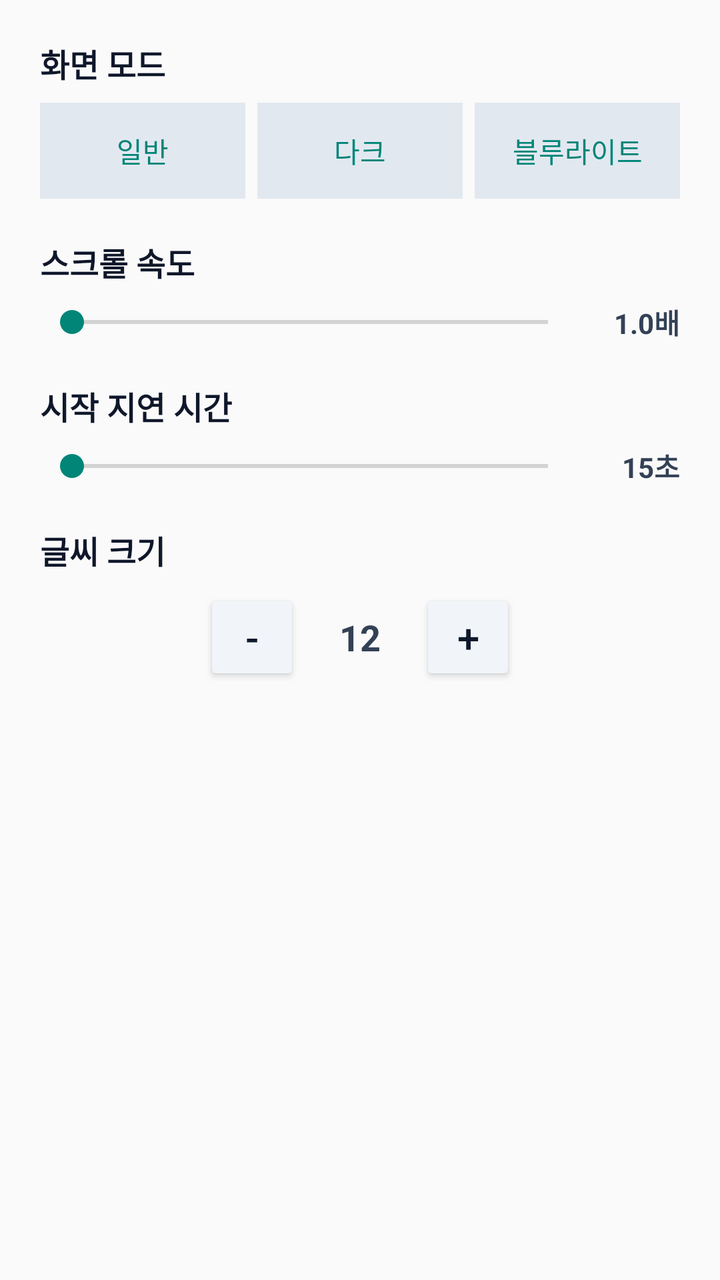
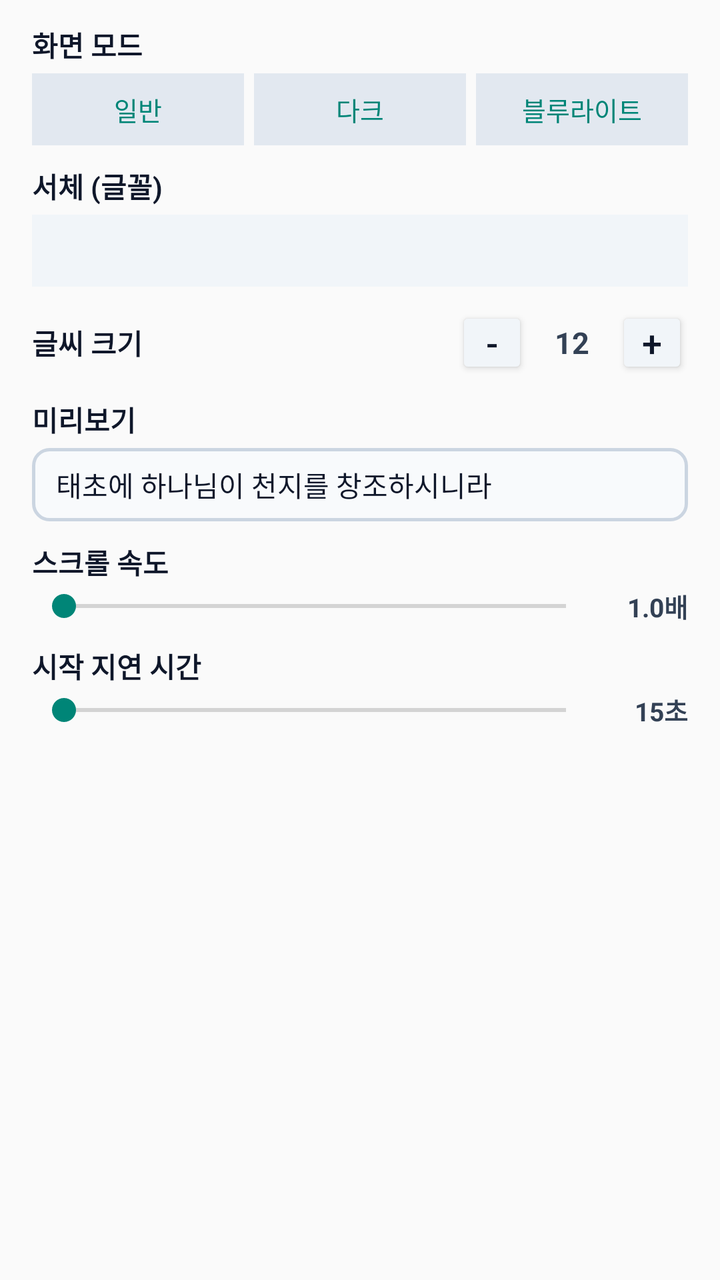

Screens rendered from an Android XML layout before and after an edit, with the pre-edit source and the edit as a unified diff.
<!-- AndroidManifest.xml: application theme android:Theme.Material.Light.NoActionBar -->
<!-- res/layout/dialog_display_settings.xml -->
<?xml version="1.0" encoding="utf-8"?>
<LinearLayout xmlns:android="http://schemas.android.com/apk/res/android"
    android:layout_width="match_parent"
    android:layout_height="wrap_content"
    android:orientation="vertical"
    android:padding="20dp">

    
    <TextView
        android:layout_width="wrap_content"
        android:layout_height="wrap_content"
        android:text="화면 모드"
        android:textStyle="bold"
        android:textColor="#0F172A"
        android:textSize="16sp" />

    <LinearLayout
        android:layout_width="match_parent"
        android:layout_height="wrap_content"
        android:orientation="horizontal"
        android:layout_marginTop="8dp">

        <Button
            android:id="@+id/themeNormalBtn"
            android:layout_width="0dp"
            android:layout_height="wrap_content"
            android:layout_weight="1"
            android:layout_marginEnd="4dp"
            style="?android:attr/buttonBarButtonStyle"
            android:background="#E2E8F0"
            android:text="일반" />

        <Button
            android:id="@+id/themeDarkBtn"
            android:layout_width="0dp"
            android:layout_height="wrap_content"
            android:layout_weight="1"
            android:layout_marginHorizontal="2dp"
            style="?android:attr/buttonBarButtonStyle"
            android:background="#E2E8F0"
            android:text="다크" />

        <Button
            android:id="@+id/themeBlueBtn"
            android:layout_width="0dp"
            android:layout_height="wrap_content"
            android:layout_weight="1"
            android:layout_marginStart="4dp"
            style="?android:attr/buttonBarButtonStyle"
            android:background="#E2E8F0"
            android:text="블루라이트" />
    </LinearLayout>

    
    <TextView
        android:layout_width="wrap_content"
        android:layout_height="wrap_content"
        android:layout_marginTop="20dp"
        android:text="스크롤 속도"
        android:textStyle="bold"
        android:textColor="#0F172A"
        android:textSize="16sp" />

    <LinearLayout
        android:layout_width="match_parent"
        android:layout_height="wrap_content"
        android:orientation="horizontal"
        android:gravity="center_vertical"
        android:layout_marginTop="8dp">

        <SeekBar
            android:id="@+id/displaySpeedSeekBar"
            android:layout_width="0dp"
            android:layout_height="wrap_content"
            android:layout_weight="1" />
        <TextView
            android:id="@+id/displaySpeedValue"
            android:layout_width="50dp"
            android:layout_height="wrap_content"
            android:gravity="end"
            android:text="1.0배"
            android:textColor="#334155"
            android:textStyle="bold" />
    </LinearLayout>

    
    <TextView
        android:layout_width="wrap_content"
        android:layout_height="wrap_content"
        android:layout_marginTop="20dp"
        android:text="시작 지연 시간"
        android:textStyle="bold"
        android:textColor="#0F172A"
        android:textSize="16sp" />

    <LinearLayout
        android:layout_width="match_parent"
        android:layout_height="wrap_content"
        android:orientation="horizontal"
        android:gravity="center_vertical"
        android:layout_marginTop="8dp">
        <SeekBar
            android:id="@+id/delaySeekBar"
            android:layout_width="0dp"
            android:layout_height="wrap_content"
            android:layout_weight="1"
            android:max="4" />
        <TextView
            android:id="@+id/delayValue"
            android:layout_width="50dp"
            android:layout_height="wrap_content"
            android:gravity="end"
            android:text="15초"
            android:textColor="#334155"
            android:textStyle="bold" />
    </LinearLayout>

    
    <TextView
        android:layout_width="wrap_content"
        android:layout_height="wrap_content"
        android:layout_marginTop="20dp"
        android:text="글씨 크기"
        android:textStyle="bold"
        android:textColor="#0F172A"
        android:textSize="16sp" />

    <LinearLayout
        android:layout_width="match_parent"
        android:layout_height="wrap_content"
        android:orientation="horizontal"
        android:gravity="center"
        android:layout_marginTop="8dp">

        <Button
            android:id="@+id/fontMinusBtn"
            android:layout_width="48dp"
            android:layout_height="48dp"
            android:backgroundTint="#F1F5F9"
            android:textColor="#0F172A"
            android:text="-"
            android:textSize="20sp" />

        <TextView
            android:id="@+id/fontValueText"
            android:layout_width="60dp"
            android:layout_height="wrap_content"
            android:gravity="center"
            android:text="12"
            android:textColor="#334155"
            android:textSize="18sp"
            android:textStyle="bold" />

        <Button
            android:id="@+id/fontPlusBtn"
            android:layout_width="48dp"
            android:layout_height="48dp"
            android:backgroundTint="#F1F5F9"
            android:textColor="#0F172A"
            android:text="+"
            android:textSize="20sp" />
    </LinearLayout>
</LinearLayout>
<!-- resources referenced by this layout -->
<resources>

</resources>

<!-- the commit's change to res/layout/dialog_display_settings.xml (unified diff, before → after) -->
@@ -1,163 +1,229 @@
 <?xml version="1.0" encoding="utf-8"?>
-<LinearLayout xmlns:android="http://schemas.android.com/apk/res/android"
+<ScrollView xmlns:android="http://schemas.android.com/apk/res/android"
     android:layout_width="match_parent"
-    android:layout_height="wrap_content"
-    android:orientation="vertical"
-    android:padding="20dp">
-
-    
-    <TextView
-        android:layout_width="wrap_content"
-        android:layout_height="wrap_content"
-        android:text="화면 모드"
-        android:textStyle="bold"
-        android:textColor="#0F172A"
-        android:textSize="16sp" />
+    android:layout_height="wrap_content">
 
     <LinearLayout
         android:layout_width="match_parent"
         android:layout_height="wrap_content"
-        android:orientation="horizontal"
-        android:layout_marginTop="8dp">
-
-        <Button
-            android:id="@+id/themeNormalBtn"
-            android:layout_width="0dp"
-            android:layout_height="wrap_content"
-            android:layout_weight="1"
-            android:layout_marginEnd="4dp"
-            style="?android:attr/buttonBarButtonStyle"
-            android:background="#E2E8F0"
-            android:text="일반" />
-
-        <Button
-            android:id="@+id/themeDarkBtn"
-            android:layout_width="0dp"
-            android:layout_height="wrap_content"
-            android:layout_weight="1"
-            android:layout_marginHorizontal="2dp"
-            style="?android:attr/buttonBarButtonStyle"
-            android:background="#E2E8F0"
-            android:text="다크" />
-
-        <Button
-            android:id="@+id/themeBlueBtn"
-            android:layout_width="0dp"
-            android:layout_height="wrap_content"
-            android:layout_weight="1"
-            android:layout_marginStart="4dp"
-            style="?android:attr/buttonBarButtonStyle"
-            android:background="#E2E8F0"
-            android:text="블루라이트" />
+        android:orientation="vertical"
+        android:paddingHorizontal="16dp"
+        android:paddingVertical="12dp">
+
+        
+        <TextView
+            android:layout_width="wrap_content"
+            android:layout_height="wrap_content"
+            android:text="화면 모드"
+            android:textStyle="bold"
+            android:textColor="#0F172A"
+            android:textSize="14sp" />
+
+        <LinearLayout
+            android:layout_width="match_parent"
+            android:layout_height="wrap_content"
+            android:orientation="horizontal"
+            android:layout_marginTop="4dp">
+
+            <Button
+                android:id="@+id/themeNormalBtn"
+                android:layout_width="0dp"
+                android:layout_height="36dp"
+                android:layout_weight="1"
+                android:layout_marginEnd="3dp"
+                style="?android:attr/buttonBarButtonStyle"
+                android:background="#E2E8F0"
+                android:padding="0dp"
+                android:text="일반"
+                android:textSize="13sp" />
+
+            <Button
+                android:id="@+id/themeDarkBtn"
+                android:layout_width="0dp"
+                android:layout_height="36dp"
+                android:layout_weight="1"
+                android:layout_marginHorizontal="2dp"
+                style="?android:attr/buttonBarButtonStyle"
+                android:background="#E2E8F0"
+                android:padding="0dp"
+                android:text="다크"
+                android:textSize="13sp" />
+
+            <Button
+                android:id="@+id/themeBlueBtn"
+                android:layout_width="0dp"
+                android:layout_height="36dp"
+                android:layout_weight="1"
+                android:layout_marginStart="3dp"
+                style="?android:attr/buttonBarButtonStyle"
+                android:background="#E2E8F0"
+                android:padding="0dp"
+                android:text="블루라이트"
+                android:textSize="13sp" />
+        </LinearLayout>
+
+        
+        <TextView
+            android:layout_width="wrap_content"
+            android:layout_height="wrap_content"
+            android:layout_marginTop="10dp"
+            android:text="서체 (글꼴)"
+            android:textStyle="bold"
+            android:textColor="#0F172A"
+            android:textSize="14sp" />
+
+        <Spinner
+            android:id="@+id/fontFamilySpinner"
+            android:layout_width="match_parent"
+            android:layout_height="wrap_content"
+            android:layout_marginTop="4dp"
+            android:background="#F1F5F9"
+            android:minHeight="36dp"
+            android:paddingHorizontal="6dp"
+            android:paddingVertical="4dp" />
+
+        
+        <LinearLayout
+            android:layout_width="match_parent"
+            android:layout_height="wrap_content"
+            android:orientation="horizontal"
+            android:gravity="center_vertical"
+            android:layout_marginTop="10dp">
+
+            <TextView
+                android:layout_width="0dp"
+                android:layout_height="wrap_content"
+                android:layout_weight="1"
+                android:text="글씨 크기"
+                android:textStyle="bold"
+                android:textColor="#0F172A"
+                android:textSize="14sp" />
+
+            <Button
+                android:id="@+id/fontMinusBtn"
+                android:layout_width="36dp"
+                android:layout_height="36dp"
+                android:backgroundTint="#F1F5F9"
+                android:textColor="#0F172A"
+                android:padding="0dp"
+                android:text="-"
+                android:textSize="18sp" />
+
+            <TextView
+                android:id="@+id/fontValueText"
+                android:layout_width="44dp"
+                android:layout_height="wrap_content"
+                android:gravity="center"
+                android:text="12"
+                android:textColor="#334155"
+                android:textSize="15sp"
+                android:textStyle="bold" />
+
+            <Button
+                android:id="@+id/fontPlusBtn"
+                android:layout_width="36dp"
+                android:layout_height="36dp"
+                android:backgroundTint="#F1F5F9"
+                android:textColor="#0F172A"
+                android:padding="0dp"
+                android:text="+"
+                android:textSize="18sp" />
+        </LinearLayout>
+
+        
+        <TextView
+            android:layout_width="wrap_content"
+            android:layout_height="wrap_content"
+            android:layout_marginTop="10dp"
+            android:text="미리보기"
+            android:textStyle="bold"
+            android:textColor="#0F172A"
+            android:textSize="14sp" />
+
+        <LinearLayout
+            android:id="@+id/fontPreviewCard"
+            android:layout_width="match_parent"
+            android:layout_height="wrap_content"
+            android:orientation="vertical"
+            android:layout_marginTop="4dp"
+            android:paddingHorizontal="12dp"
+            android:paddingVertical="8dp"
+            android:background="@drawable/preview_box_border">
+
+            <TextView
+                android:id="@+id/fontPreviewTextView"
+                android:layout_width="match_parent"
+                android:layout_height="wrap_content"
+                android:text="태초에 하나님이 천지를 창조하시니라"
+                android:textColor="#0F172A"
+                android:textSize="14sp" />
+        </LinearLayout>
+
+        
+        <TextView
+            android:layout_width="wrap_content"
+            android:layout_height="wrap_content"
+            android:layout_marginTop="10dp"
+            android:text="스크롤 속도"
+            android:textStyle="bold"
+            android:textColor="#0F172A"
+            android:textSize="14sp" />
+
+        <LinearLayout
+            android:layout_width="match_parent"
+            android:layout_height="wrap_content"
+            android:orientation="horizontal"
+            android:gravity="center_vertical"
+            android:layout_marginTop="2dp">
+
+            <SeekBar
+                android:id="@+id/displaySpeedSeekBar"
+                android:layout_width="0dp"
+                android:layout_height="wrap_content"
+                android:layout_weight="1" />
+            <TextView
+                android:id="@+id/displaySpeedValue"
+                android:layout_width="45dp"
+                android:layout_height="wrap_content"
+                android:gravity="end"
+                android:text="1.0배"
+                android:textColor="#334155"
+                android:textSize="13sp"
+                android:textStyle="bold" />
+        </LinearLayout>
+
+        
+        <TextView
+            android:layout_width="wrap_content"
+            android:layout_height="wrap_content"
+            android:layout_marginTop="10dp"
+            android:text="시작 지연 시간"
+            android:textStyle="bold"
+            android:textColor="#0F172A"
+            android:textSize="14sp" />
+
+        <LinearLayout
+            android:layout_width="match_parent"
+            android:layout_height="wrap_content"
+            android:orientation="horizontal"
+            android:gravity="center_vertical"
+            android:layout_marginTop="2dp">
+            <SeekBar
+                android:id="@+id/delaySeekBar"
+                android:layout_width="0dp"
+                android:layout_height="wrap_content"
+                android:layout_weight="1"
+                android:max="4" />
+            <TextView
+                android:id="@+id/delayValue"
+                android:layout_width="45dp"
+                android:layout_height="wrap_content"
+                android:gravity="end"
+                android:text="15초"
+                android:textColor="#334155"
+                android:textSize="13sp"
+                android:textStyle="bold" />
+        </LinearLayout>
+
     </LinearLayout>
-
-    
-    <TextView
-        android:layout_width="wrap_content"
-        android:layout_height="wrap_content"
-        android:layout_marginTop="20dp"
-        android:text="스크롤 속도"
-        android:textStyle="bold"
-        android:textColor="#0F172A"
-        android:textSize="16sp" />
-
-    <LinearLayout
-        android:layout_width="match_parent"
-        android:layout_height="wrap_content"
-        android:orientation="horizontal"
-        android:gravity="center_vertical"
-        android:layout_marginTop="8dp">
-
-        <SeekBar
-            android:id="@+id/displaySpeedSeekBar"
-            android:layout_width="0dp"
-            android:layout_height="wrap_content"
-            android:layout_weight="1" />
-        <TextView
-            android:id="@+id/displaySpeedValue"
-            android:layout_width="50dp"
-            android:layout_height="wrap_content"
-            android:gravity="end"
-            android:text="1.0배"
-            android:textColor="#334155"
-            android:textStyle="bold" />
-    </LinearLayout>
-
-    
-    <TextView
-        android:layout_width="wrap_content"
-        android:layout_height="wrap_content"
-        android:layout_marginTop="20dp"
-        android:text="시작 지연 시간"
-        android:textStyle="bold"
-        android:textColor="#0F172A"
-        android:textSize="16sp" />
-
-    <LinearLayout
-        android:layout_width="match_parent"
-        android:layout_height="wrap_content"
-        android:orientation="horizontal"
-        android:gravity="center_vertical"
-        android:layout_marginTop="8dp">
-        <SeekBar
-            android:id="@+id/delaySeekBar"
-            android:layout_width="0dp"
-            android:layout_height="wrap_content"
-            android:layout_weight="1"
-            android:max="4" />
-        <TextView
-            android:id="@+id/delayValue"
-            android:layout_width="50dp"
-            android:layout_height="wrap_content"
-            android:gravity="end"
-            android:text="15초"
-            android:textColor="#334155"
-            android:textStyle="bold" />
-    </LinearLayout>
-
-    
-    <TextView
-        android:layout_width="wrap_content"
-        android:layout_height="wrap_content"
-        android:layout_marginTop="20dp"
-        android:text="글씨 크기"
-        android:textStyle="bold"
-        android:textColor="#0F172A"
-        android:textSize="16sp" />
-
-    <LinearLayout
-        android:layout_width="match_parent"
-        android:layout_height="wrap_content"
-        android:orientation="horizontal"
-        android:gravity="center"
-        android:layout_marginTop="8dp">
-
-        <Button
-            android:id="@+id/fontMinusBtn"
-            android:layout_width="48dp"
-            android:layout_height="48dp"
-            android:backgroundTint="#F1F5F9"
-            android:textColor="#0F172A"
-            android:text="-"
-            android:textSize="20sp" />
-
-        <TextView
-            android:id="@+id/fontValueText"
-            android:layout_width="60dp"
-            android:layout_height="wrap_content"
-            android:gravity="center"
-            android:text="12"
-            android:textColor="#334155"
-            android:textSize="18sp"
-            android:textStyle="bold" />
-
-        <Button
-            android:id="@+id/fontPlusBtn"
-            android:layout_width="48dp"
-            android:layout_height="48dp"
-            android:backgroundTint="#F1F5F9"
-            android:textColor="#0F172A"
-            android:text="+"
-            android:textSize="20sp" />
-    </LinearLayout>
-</LinearLayout>
+</ScrollView>
<!-- resource entries referenced after the edit -->
@@ -1,5 +1,14 @@
 <!-- resources referenced by this layout -->
 <resources>
-
+  <!-- drawable preview_box_border (drawable) -->
+  <?xml version="1.0" encoding="utf-8"?>
+  <shape xmlns:android="http://schemas.android.com/apk/res/android"
+      android:shape="rectangle">
+      <solid android:color="#F8FAFC" />
+      <stroke
+          android:width="1.5dp"
+          android:color="#CBD5E1" />
+      <corners android:radius="8dp" />
+  </shape>
 </resources>
 
